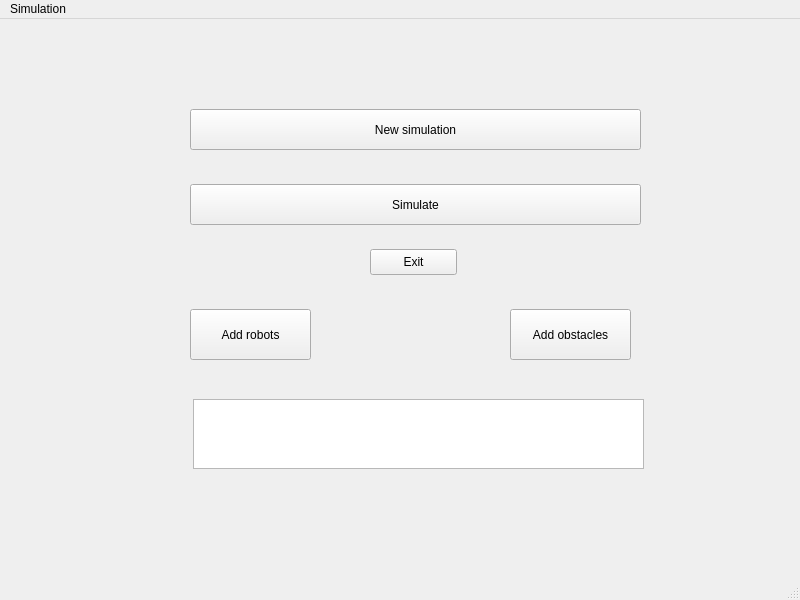
First picture: the form in ICP_PROJECT_2024/mainwindow.ui, repository ToxicToxon/ICP-PROJECT-2024, before the edit.
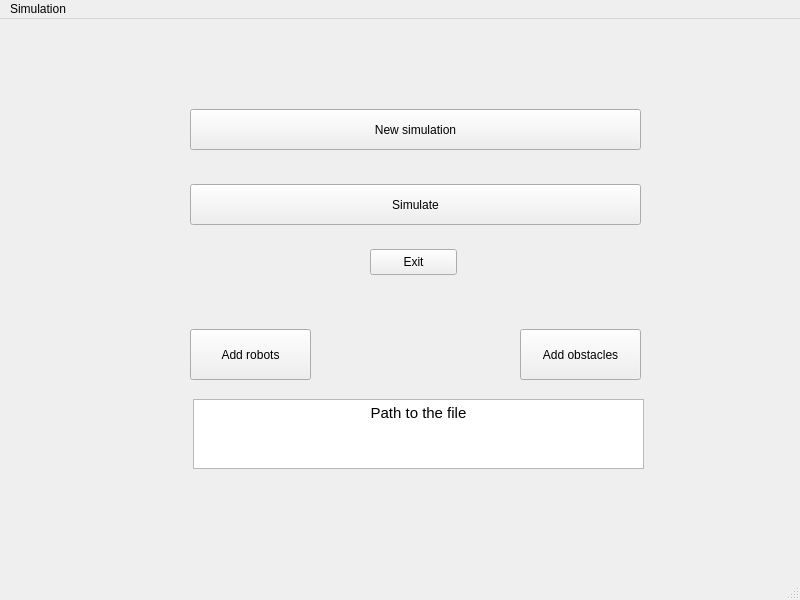
Second picture: the form after the edit.

```diff
--- a/ICP_PROJECT_2024/mainwindow.ui
+++ b/ICP_PROJECT_2024/mainwindow.ui
@@ -57,7 +57,7 @@
     <property name="geometry">
      <rect>
       <x>190</x>
-      <y>290</y>
+      <y>310</y>
       <width>121</width>
       <height>51</height>
      </rect>
@@ -69,8 +69,8 @@
    <widget class="QPushButton" name="pushButton_5">
     <property name="geometry">
      <rect>
-      <x>510</x>
-      <y>290</y>
+      <x>520</x>
+      <y>310</y>
       <width>121</width>
       <height>51</height>
      </rect>
@@ -88,6 +88,16 @@
       <height>70</height>
      </rect>
     </property>
+    <property name="html">
+     <string>&lt;!DOCTYPE HTML PUBLIC &quot;-//W3C//DTD HTML 4.0//EN&quot; &quot;http://www.w3.org/TR/REC-html40/strict.dtd&quot;&gt;
+&lt;html&gt;&lt;head&gt;&lt;meta name=&quot;qrichtext&quot; content=&quot;1&quot; /&gt;&lt;meta charset=&quot;utf-8&quot; /&gt;&lt;style type=&quot;text/css&quot;&gt;
+p, li { white-space: pre-wrap; }
+hr { height: 1px; border-width: 0; }
+li.unchecked::marker { content: &quot;\2610&quot;; }
+li.checked::marker { content: &quot;\2612&quot;; }
+&lt;/style&gt;&lt;/head&gt;&lt;body style=&quot; font-family:'Cantarell'; font-size:11pt; font-weight:400; font-style:normal;&quot;&gt;
+&lt;p align=&quot;center&quot; style=&quot; margin-top:0px; margin-bottom:0px; margin-left:0px; margin-right:0px; -qt-block-indent:0; text-indent:0px;&quot;&gt;Path to the file&lt;/p&gt;&lt;/body&gt;&lt;/html&gt;</string>
+    </property>
    </widget>
   </widget>
   <widget class="QMenuBar" name="menubar">
```
Left out of the diff: 2 changed lines with no effect on the pictures.
